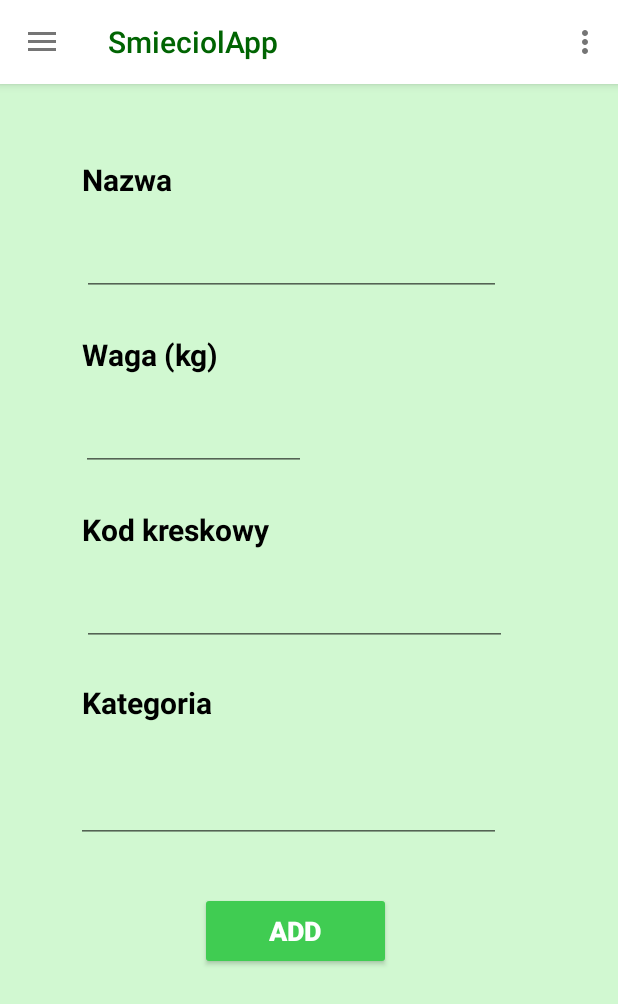
After one commit to urbanpaulina/SmieciolAppMobile, an Android app: the fragment AddProductAdmin placed in its activity, on a phone screen of 412 x 824 dp. The commit adds this screen. Shown: the top 1004 px of the screen. Run offline under Robolectric (Android 15) with nearby library versions, the phone set to English and light mode, and no system bars; our stand-ins replace Firebase (no records; nobody signed in at launch, a user with empty details on screens opened directly).

Commit message:
ręczne dodawanie produktów do bazy

```diff
--- /dev/null
+++ b/app/src/main/java/com/smieciolapp/ViewModel/AddProductAdmin.java
@@ -0,0 +1,128 @@
+package com.smieciolapp.ViewModel;
+
+import android.os.Bundle;
+
+import androidx.annotation.NonNull;
+import androidx.fragment.app.Fragment;
+
+import android.util.Log;
+import android.view.LayoutInflater;
+import android.view.View;
+import android.view.ViewGroup;
+import android.widget.Button;
+import android.widget.EditText;
+import android.widget.Toast;
+
+import com.google.android.gms.tasks.OnFailureListener;
+import com.google.android.gms.tasks.OnSuccessListener;
+import com.google.firebase.auth.FirebaseAuth;
+import com.google.firebase.database.DatabaseReference;
+import com.google.firebase.database.FirebaseDatabase;
+import com.google.firebase.firestore.FirebaseFirestore;
+import com.smieciolapp.R;
+import com.smieciolapp.data.model.Product;
+
+import java.util.HashMap;
+import java.util.Map;
+
+import static android.content.ContentValues.TAG;
+
+
+public class AddProductAdmin extends Fragment  implements View.OnClickListener {
+    EditText NameProduct, WeightProduct, Barcode, Category;
+    Button addProduct;
+    FirebaseAuth fAuth;
+    FirebaseFirestore db;
+    DatabaseReference Product_Ref;
+    String productId;
+
+    public AddProductAdmin() {
+        // Required empty public constructor
+    }
+
+    @Override
+    public void onCreate(Bundle savedInstanceState) {
+        super.onCreate(savedInstanceState);
+    }
+
+    @Override
+    public View onCreateView(LayoutInflater inflater, ViewGroup container,
+                             Bundle savedInstanceState) {
+        // Inflate the layout for this fragment
+
+        View view = inflater.inflate(R.layout.fragment_add_product_admin, container, false);
+
+        NameProduct = view.findViewById(R.id.etName);
+        WeightProduct = view.findViewById(R.id.etWeight);
+        Barcode = view.findViewById(R.id.etBarcode);
+        Category = view.findViewById(R.id.etCategory);
+        addProduct = view.findViewById(R.id.addButton);
+        addProduct.setOnClickListener(this);
+
+        fAuth = FirebaseAuth.getInstance();
+        db = FirebaseFirestore.getInstance();
+
+        Product_Ref = FirebaseDatabase.getInstance().getReference().child("Products");
+
+        return view;
+
+    }
+
+    private boolean hasValidationErrors(String name, String weight, String barcode) {
+        if (name.isEmpty()) {
+            NameProduct.setError("Product name is required");
+            NameProduct.requestFocus();
+            return true;
+        }
+        if (weight.isEmpty()) {
+            WeightProduct.setError("Weight is required");
+            WeightProduct.requestFocus();
+            return true;
+        }
+        if (barcode.isEmpty()) {
+            Barcode.setError("Barcode is required");
+            Barcode.requestFocus();
+            return true;
+        }
+        if (barcode.length() < 12) {
+            Barcode.setError("Barcode must have 12 numbers");
+            return true;
+        }
+        if (barcode.length() > 12) {
+            Barcode.setError("Barcode must have 12 numbers");
+            return true;
+        }
+        return false;
+    }
+
+    public void addproduct() {
+
+        String name = NameProduct.getText().toString();
+        String weight = WeightProduct.getText().toString();
+        String barcode = Barcode.getText().toString();
+        String category = Category.getText().toString();
+       // double w = Double.parseDouble(weight);
+
+        if (!hasValidationErrors(name, weight, barcode)) {
+
+
+            name = NameProduct.getText().toString();
+            weight = WeightProduct.getText().toString();
+            barcode = Barcode.getText().toString();
+
+
+            Product products = new Product(barcode, name, Double.parseDouble(weight), true, barcode, category);
+            Product_Ref.push().setValue(products);
+
+
+            Toast.makeText(AddProductAdmin.this.getActivity().getApplicationContext(), "Product has been added", Toast.LENGTH_SHORT).show();
+
+        }
+    }
+
+        @Override
+        public void onClick (View v){
+            addproduct();
+
+        }
+    }
--- a/app/src/main/java/com/smieciolapp/ViewModel/MenuMainPage.java
+++ b/app/src/main/java/com/smieciolapp/ViewModel/MenuMainPage.java
@@ -72,7 +72,6 @@ public class MenuMainPage extends AppCompatActivity implements NavigationView.On
             navigationView.setCheckedItem(R.id.MainPage);
         }
     }
-
 
 
     @Override
@@ -161,7 +160,7 @@ public class MenuMainPage extends AppCompatActivity implements NavigationView.On
                // getSupportFragmentManager().beginTransaction().replace(R.id.Fragment_container,new oKlubie_fragment()).commit();
                 break;
             case R.id.Add_Product:
-               // getSupportFragmentManager().beginTransaction().replace(R.id.Fragment_container,new aktu()).commit();
+                getSupportFragmentManager().beginTransaction().replace(R.id.Fragment_container,new AddProductAdmin()).commit();
                 break;
             case R.id.Ranking:
                 getSupportFragmentManager().beginTransaction().replace(R.id.Fragment_container,new StatsPage()).commit();
--- a/app/src/main/java/com/smieciolapp/ViewModel/ScanProductsPage.java
+++ b/app/src/main/java/com/smieciolapp/ViewModel/ScanProductsPage.java
@@ -89,8 +89,6 @@ public class ScanProductsPage extends Fragment {
     ArrayAdapter<Product> shoppingAdapter;
 
 
-
-
     @Override
     public View onCreateView(LayoutInflater inflater, ViewGroup container,
                              Bundle savedInstanceState) {
@@ -126,7 +124,6 @@ public class ScanProductsPage extends Fragment {
                     } catch (Exception e) {
                         System.out.println("Nie dodano " + snapshot.getValue(Product.class));
                     }
-
                 }
             }
 
--- a/app/src/main/java/com/smieciolapp/autentication/login/LoginActivity.java
+++ b/app/src/main/java/com/smieciolapp/autentication/login/LoginActivity.java
@@ -77,8 +77,6 @@ public class LoginActivity extends AppCompatActivity {
                 } catch (Exception e) {
                     Toast.makeText(getApplicationContext(),e.getMessage(),Toast.LENGTH_SHORT).show();
                 }
-
-
             }
         });
     }
--- a/app/src/main/java/com/smieciolapp/data/model/Product.java
+++ b/app/src/main/java/com/smieciolapp/data/model/Product.java
@@ -7,13 +7,15 @@ public class Product {
     private double weight;
     private boolean confirmed;
     private String barcode;
+    private String category;
 
-    public Product(String id, String name, double weight, boolean confirmed, String barcode) {
+    public Product(String id, String name, double weight, boolean confirmed, String barcode, String category) {
         this.id = id;
         this.name = name;
         this.weight = weight;
         this.confirmed = confirmed;
         this.barcode = barcode;
+        this.category = category;
     }
 
     public Product() {
@@ -22,6 +24,7 @@ public class Product {
         this.weight = 0.0;
         this.confirmed = false;
         this.barcode = "";
+        this.category = "";
     }
 
     public String getId() {
@@ -64,6 +67,12 @@ public class Product {
         this.barcode = barcode;
     }
 
+    public String getCategory() { return category; }
+
+    public void setCategory(String category) {
+        this.category = category;
+    }
+
     @Override
     public String toString() {
         return name;
--- a/app/src/main/res/layout/activity_login.xml
+++ b/app/src/main/res/layout/activity_login.xml
@@ -60,6 +60,7 @@
         app:layout_constraintTop_toBottomOf="@+id/password"
         app:layout_constraintVertical_bias="0.2" />
 
+
     <ProgressBar
         android:id="@+id/loading"
         android:layout_width="wrap_content"
@@ -75,4 +76,7 @@
         app:layout_constraintStart_toStartOf="@+id/password"
         app:layout_constraintTop_toTopOf="parent"
         app:layout_constraintVertical_bias="0.3" />
+
+
+
 </androidx.constraintlayout.widget.ConstraintLayout>
--- /dev/null
+++ b/app/src/main/res/layout/fragment_add_product_admin.xml
@@ -0,0 +1,160 @@
+<?xml version="1.0" encoding="utf-8"?>
+<LinearLayout xmlns:android="http://schemas.android.com/apk/res/android"
+    xmlns:app="http://schemas.android.com/apk/res-auto"
+    xmlns:tools="http://schemas.android.com/tools"
+    android:layout_width="match_parent"
+    android:layout_height="match_parent"
+    android:background="#D1F8D1"
+    android:orientation="vertical"
+    tools:context=".ViewModel.AddProductAdmin">
+
+
+    <androidx.constraintlayout.widget.ConstraintLayout
+        android:layout_width="match_parent"
+        android:layout_height="match_parent"
+        android:background="#D1F8D1">
+
+        <TextView
+            android:id="@+id/txt_Name"
+            android:layout_width="212dp"
+            android:layout_height="41dp"
+            android:layout_marginStart="70dp"
+            android:layout_marginTop="50dp"
+            android:layout_marginEnd="179dp"
+            android:text="Nazwa"
+            android:textColor=" #000000"
+            android:textSize="20sp"
+            android:textStyle="bold"
+            app:layout_constraintEnd_toEndOf="parent"
+            app:layout_constraintHorizontal_bias="0.323"
+            app:layout_constraintStart_toStartOf="parent"
+            app:layout_constraintTop_toTopOf="parent" />
+
+        <EditText
+            android:id="@+id/etName"
+            android:layout_width="279dp"
+            android:layout_height="50dp"
+            android:layout_marginStart="70dp"
+            android:layout_marginEnd="112dp"
+
+            android:inputType="text"
+            android:padding="10dp"
+            android:textSize="20sp"
+            app:layout_constraintEnd_toEndOf="parent"
+            app:layout_constraintHorizontal_bias="0.323"
+            app:layout_constraintStart_toStartOf="parent"
+            app:layout_constraintTop_toBottomOf="@+id/txt_Name" />
+
+        <TextView
+            android:id="@+id/txtWeight"
+            android:layout_width="212dp"
+            android:layout_height="41dp"
+            android:layout_marginStart="70dp"
+            android:layout_marginTop="25dp"
+            android:layout_marginEnd="179dp"
+            android:text="Waga (kg)"
+            android:textColor=" #000000"
+            android:textSize="20sp"
+            android:textStyle="bold"
+            app:layout_constraintEnd_toEndOf="parent"
+            app:layout_constraintHorizontal_bias="0.323"
+            app:layout_constraintStart_toStartOf="parent"
+            app:layout_constraintTop_toBottomOf="@+id/etName" />
+
+        <EditText
+            android:id="@+id/etWeight"
+            android:layout_width="150dp"
+            android:layout_height="50dp"
+            android:layout_marginStart="70dp"
+            android:layout_marginEnd="245dp"
+
+            android:inputType="number"
+            android:padding="10dp"
+            android:textSize="20sp"
+            app:layout_constraintEnd_toEndOf="parent"
+            app:layout_constraintHorizontal_bias="0.305"
+            app:layout_constraintStart_toStartOf="parent"
+            app:layout_constraintTop_toBottomOf="@+id/txtWeight" />
+
+        <TextView
+            android:id="@+id/txtBarcode"
+            android:layout_width="212dp"
+            android:layout_height="41dp"
+            android:layout_marginStart="70dp"
+            android:layout_marginTop="25dp"
+            android:layout_marginEnd="179dp"
+            android:text="Kod kreskowy"
+            android:textColor="#000000"
+            android:textSize="20sp"
+            android:textStyle="bold"
+            app:layout_constraintEnd_toEndOf="parent"
+            app:layout_constraintHorizontal_bias="0.323"
+            app:layout_constraintStart_toStartOf="parent"
+            app:layout_constraintTop_toBottomOf="@+id/etWeight" />
+
+        <EditText
+            android:id="@+id/etBarcode"
+            android:layout_width="283dp"
+            android:layout_height="50dp"
+            android:layout_marginStart="70dp"
+            android:layout_marginEnd="170dp"
+
+            android:inputType="number"
+            android:padding="10dp"
+            android:textSize="20sp"
+            app:layout_constraintEnd_toEndOf="parent"
+            app:layout_constraintHorizontal_bias="0.142"
+            app:layout_constraintStart_toStartOf="parent"
+            app:layout_constraintTop_toBottomOf="@+id/txtBarcode" />
+
+        <TextView
+            android:id="@+id/txtCategory"
+            android:layout_width="212dp"
+            android:layout_height="41dp"
+            android:layout_marginStart="70dp"
+            android:layout_marginTop="24dp"
+            android:layout_marginEnd="179dp"
+            android:text="Kategoria"
+            android:textColor="#000000"
+            android:textSize="20sp"
+            android:textStyle="bold"
+            app:layout_constraintEnd_toEndOf="parent"
+            app:layout_constraintHorizontal_bias="0.32"
+            app:layout_constraintStart_toStartOf="parent"
+            app:layout_constraintTop_toBottomOf="@+id/etBarcode" />
+
+        <EditText
+            android:id="@+id/etCategory"
+            android:layout_width="283dp"
+            android:layout_height="50dp"
+            android:layout_marginStart="70dp"
+
+            android:layout_marginTop="16dp"
+            android:layout_marginEnd="112dp"
+            android:inputType="text"
+            android:padding="10dp"
+            android:textSize="20sp"
+            app:layout_constraintEnd_toEndOf="parent"
+            app:layout_constraintHorizontal_bias="0.37"
+            app:layout_constraintStart_toStartOf="parent"
+            app:layout_constraintTop_toBottomOf="@+id/txtCategory" />
+
+        <Button
+            android:id="@+id/addButton"
+            android:layout_width="127dp"
+            android:layout_height="52dp"
+            android:layout_marginStart="133dp"
+            android:layout_marginTop="164dp"
+            android:layout_marginEnd="151dp"
+            android:text="ADD"
+            android:textColor="#FFFFFF"
+            android:textSize="18sp"
+
+            android:textStyle="bold"
+            app:backgroundTint="#40CC52"
+            app:layout_constraintEnd_toEndOf="parent"
+            app:layout_constraintHorizontal_bias="0.0"
+            app:layout_constraintStart_toStartOf="parent"
+            app:layout_constraintTop_toBottomOf="@+id/etBarcode" />
+    </androidx.constraintlayout.widget.ConstraintLayout>
+</LinearLayout>
--- a/app/src/main/res/layout/fragment_scan.xml
+++ b/app/src/main/res/layout/fragment_scan.xml
@@ -10,8 +10,8 @@
         android:id="@+id/pictureTaken"
         android:layout_width="262dp"
         android:layout_height="253dp"
-        android:layout_marginStart="76dp"
-        android:layout_marginBottom="40dp"
+        android:layout_marginStart="88dp"
+        android:layout_marginBottom="16dp"
         app:layout_constraintBottom_toBottomOf="parent"
         app:layout_constraintStart_toStartOf="parent" />
 
@@ -19,7 +19,7 @@
         android:id="@+id/takePhoto"
         android:layout_width="wrap_content"
         android:layout_height="wrap_content"
-        android:layout_marginTop="20dp"
+        android:layout_marginTop="32dp"
         android:text="Zweryfikuj zakupy"
         app:layout_constraintEnd_toEndOf="parent"
         app:layout_constraintHorizontal_bias="0.967"
@@ -98,7 +98,7 @@
         android:id="@+id/textView13"
         android:layout_width="180dp"
         android:layout_height="50dp"
-        android:layout_marginTop="24dp"
+        android:layout_marginTop="56dp"
         android:layout_marginEnd="8dp"
         android:text="Suma zakupionego plastiku:"
         android:textSize="18sp"
@@ -111,7 +111,7 @@
         android:id="@+id/sumOfPlasticWeight"
         android:layout_width="175dp"
         android:layout_height="43dp"
-        android:layout_marginTop="12dp"
+        android:layout_marginTop="32dp"
         android:layout_marginEnd="8dp"
         android:textSize="18sp"
         app:layout_constraintEnd_toEndOf="parent"
```
